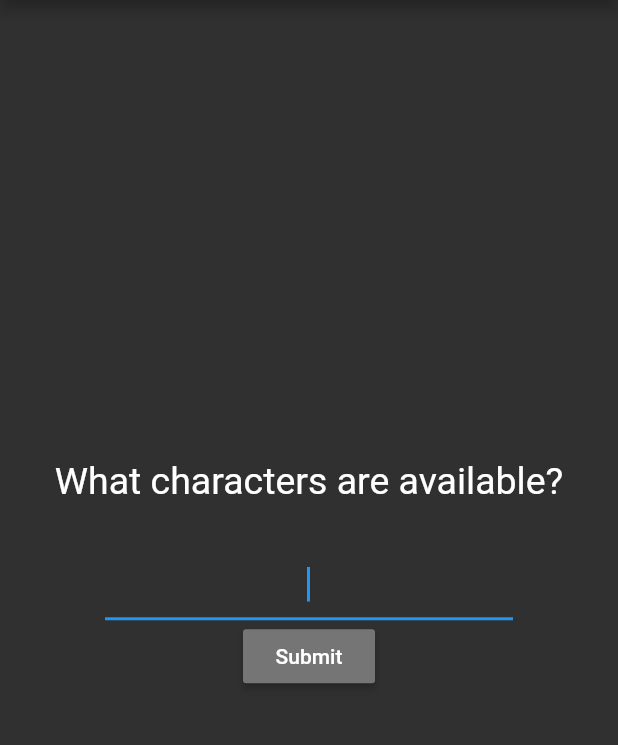
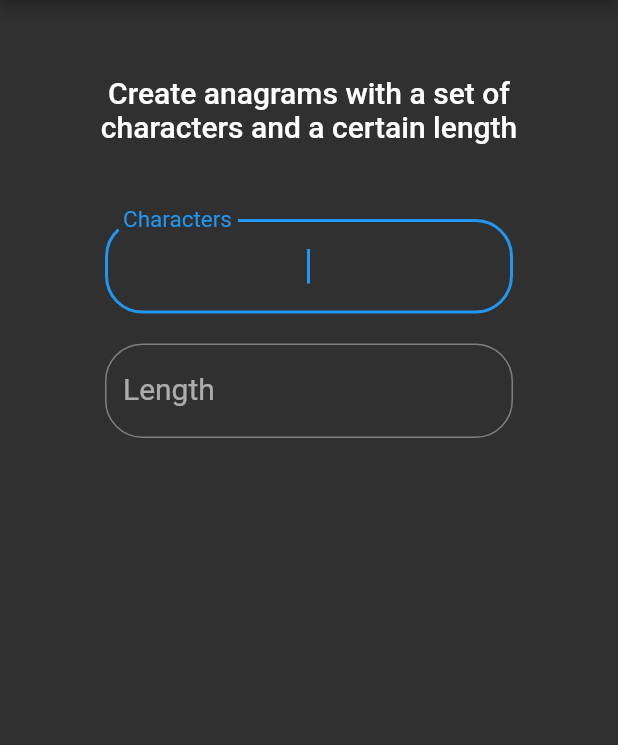
Before and after one commit to tevanc14/Anagrammatic, a Flutter app: the screen it shows after launch, on a phone screen of 412 x 824 dp, the part 84-829 px from its top. Run offline on Flutter 3.47's test engine with Material 2 defaults, Android fonts, the phone set to English and light mode, and no system bars.

Commit message:
0.9.0 - Combine input screens and change visuals

```diff
--- a/lib/anagrammatic_app.dart
+++ b/lib/anagrammatic_app.dart
@@ -1,4 +1,4 @@
-import 'package:anagrammatic/form/character_input.dart';
+import 'package:anagrammatic/form/inputs.dart';
 import 'package:flutter/material.dart';
 import 'package:flutter/services.dart';
 
@@ -10,7 +10,7 @@ class AnagrammaticApp extends StatelessWidget {
         brightness: Brightness.dark,
         primaryColor: Colors.blueGrey[600],
         accentColor: Colors.grey[600]),
-      home: CharacterInput(),
+      home: Inputs(),
     );
   }
 }
--- /dev/null
+++ b/lib/common/form_input_elements.dart
@@ -0,0 +1,17 @@
+import 'dart:ui';
+
+import 'package:flutter/material.dart';
+
+class FormInputElements {
+  FormInputElements._();
+
+  static TextStyle textStyle = TextStyle(
+    fontSize: 20.0,
+  );
+
+  static OutlineInputBorder inputBorder = OutlineInputBorder(
+    borderRadius: BorderRadius.circular(
+      25.0,
+    ),
+  );
+}
--- a/lib/form/character_input.dart
+++ /dev/null
@@ -1,105 +0,0 @@
-import 'package:anagrammatic/common/anagrammatic_app_bar.dart';
-import 'package:anagrammatic/form/length_input.dart';
-import 'package:flutter/material.dart';
-import 'package:flutter/services.dart';
-
-class CharacterInput extends StatefulWidget {
-  @override
-  State createState() {
-    return CharacterInputState();
-  }
-}
-
-class CharacterInputState extends State<CharacterInput> {
-  final textController = TextEditingController();
-
-  @override
-  void dispose() {
-    textController.dispose();
-    super.dispose();
-  }
-
-  @override
-  Widget build(BuildContext context) {
-    return Scaffold(
-        appBar: AnagrammaticAppBar.appBar,
-        body: Form(
-          child: Column(
-            mainAxisAlignment: MainAxisAlignment.center,
-            children: <Widget>[
-              Text(
-                'What characters are available?',
-                textAlign: TextAlign.center,
-                style: TextStyle(
-                  fontSize: 25.0,
-                ),
-              ),
-              Padding(
-                padding: const EdgeInsets.only(
-                  top: 30.0,
-                  left: 70.0,
-                  right: 70.0,
-                ),
-                child: TextField(
-                  autofocus: true,
-                  controller: textController,
-                  textAlign: TextAlign.center,
-                  maxLength: 20,
-                  maxLengthEnforced: true,
-                  decoration: InputDecoration(
-                    counterText: '',
-                  ),
-                  style: TextStyle(
-                    fontSize: 20.0,
-                  ),
-                  onChanged: (String text) {
-                    changeText();
-                  },
-                  onSubmitted: (String characters) {
-                    transferToLengthInput(context);
-                  },
-                ),
-              ),
-              RaisedButton(
-                child: const Text(
-                  'Submit',
-                ),
-                color: Theme.of(context).accentColor,
-                onPressed: () {
-                  transferToLengthInput(context);
-                },
-              )
-            ],
-          ),
-        ));
-  }
-
-  void transferToLengthInput(BuildContext context) {
-    Navigator.push(
-      context,
-      MaterialPageRoute(
-          builder: (context) => LengthInput(characters: textController.text)),
-    );
-  }
-
-  // DEBT: This is the approach taken as the TextInputFormatter
-  // is broken on ios
-  void changeText() {
-    String oldText = textController.text;
-    TextSelection oldSelection = textController.selection;
-
-    String newText = editText(oldText);
-    int lengthDifference = newText.length - oldText.length;
-    TextSelection newSelection = TextSelection(
-      baseOffset: oldSelection.baseOffset + lengthDifference,
-      extentOffset: oldSelection.baseOffset + lengthDifference,
-    );
-
-    textController.text = newText;
-    textController.selection = newSelection;
-  }
-
-  String editText(String text) {
-    return text.toUpperCase().replaceAll(RegExp(r'[^A-Z]'), '');
-  }
-}
--- /dev/null
+++ b/lib/form/inputs.dart
@@ -0,0 +1,128 @@
+import 'package:anagrammatic/common/anagrammatic_app_bar.dart';
+import 'package:anagrammatic/common/form_input_elements.dart';
+import 'package:anagrammatic/visualization/anagram_list.dart';
+import 'package:flutter/material.dart';
+
+class Inputs extends StatefulWidget {
+  @override
+  State createState() {
+    return InputsState();
+  }
+}
+
+class InputsState extends State<Inputs> {
+  final key = GlobalKey<FormState>();
+
+  final charactersTextController = TextEditingController();
+  final lengthTextController = TextEditingController();
+
+  final FocusNode lengthFocus = FocusNode();
+
+  @override
+  Widget build(BuildContext context) {
+    return Scaffold(
+      appBar: AnagrammaticAppBar.appBar,
+      body: Form(
+        key: key,
+        child: ListView(
+          children: <Widget>[
+            Column(
+              mainAxisAlignment: MainAxisAlignment.start,
+              children: <Widget>[
+                Padding(
+                  padding: const EdgeInsets.all(
+                    50.0,
+                  ),
+                  child: Text(
+                    'Create anagrams with a set of characters and a certain length',
+                    style: Theme.of(context).textTheme.title,
+                    textAlign: TextAlign.center,
+                  ),
+                ),
+                Padding(
+                  padding: const EdgeInsets.symmetric(
+                    horizontal: 70.0,
+                  ),
+                  child: TextFormField(
+                    controller: charactersTextController,
+                    autofocus: true,
+                    textAlign: TextAlign.center,
+                    maxLength: 20,
+                    style: FormInputElements.textStyle,
+                    decoration: InputDecoration(
+                      counterText: '',
+                      labelText: 'Characters',
+                      border: FormInputElements.inputBorder,
+                    ),
+                    textInputAction: TextInputAction.next,
+                    validator: (characters) {
+                      if (characters.contains(RegExp(r'[^a-zA-Z]'))) {
+                        return 'Must be only letters';
+                      }
+                    },
+                    onFieldSubmitted: (v) {
+                      FocusScope.of(context).requestFocus(lengthFocus);
+                    },
+                  ),
+                ),
+                Padding(
+                  padding: const EdgeInsets.only(
+                    top: 20.0,
+                  ),
+                ),
+                Padding(
+                  padding: const EdgeInsets.symmetric(
+                    horizontal: 70.0,
+                  ),
+                  child: TextFormField(
+                    controller: lengthTextController,
+                    focusNode: lengthFocus,
+                    textAlign: TextAlign.center,
+                    keyboardType: TextInputType.number,
+                    style: FormInputElements.textStyle,
+                    decoration: InputDecoration(
+                      labelText: 'Length',
+                      border: FormInputElements.inputBorder,
+                    ),
+                    validator: (length) {
+                      print(length);
+                      print(length.contains(RegExp(r'[^0-9]')));
+                      print(length.length);
+                      if (length.contains(RegExp(r'[^0-9]')) ||
+                          length.length <= 0) {
+                        return 'Must be a number';
+                      }
+                    },
+                    onFieldSubmitted: (value) {
+                      if (key.currentState.validate()) {
+                        transferToAnagramList(context);
+                      }
+                    },
+                  ),
+                ),
+              ],
+            ),
+          ],
+        ),
+      ),
+//      floatingActionButton: FloatingActionButton(
+//        onPressed: () => {},
+//        tooltip: 'Generate Anagrams',
+//        child: Icon(Icons.done),
+//        backgroundColor: Theme.of(context).primaryColor,
+//      ),
+    );
+  }
+
+  void transferToAnagramList(BuildContext context) {
+    Navigator.push(
+      context,
+      MaterialPageRoute(
+        builder: (context) => AnagramList(
+              characters: charactersTextController.text,
+              length: int.parse(lengthTextController.text),
+            ),
+      ),
+    );
+  }
+}
--- a/lib/main.dart
+++ b/lib/main.dart
@@ -5,6 +5,4 @@ void main() => runApp(AnagrammaticApp());
 
 // card size when anagram size is small
 // make colors not ugly (gradient background?)
-// Main app be InheritedWidget and hold all state in there?
-// Make input texts plain with a helper icon and intro screen?
 // splashscreen (https://flutter.io/docs/development/ui/assets-and-images)
--- a/lib/service/anagram_generator.dart
+++ b/lib/service/anagram_generator.dart
@@ -25,9 +25,11 @@ bool containsCharacters(String word, String characters, int length) {
 Future<List<Anagram>> generateAnagrams(String characters, int length) async {
   String data = await loadWords();
   List<String> words = data.split('\n');
+
+  String uppercaseCharacters = characters.toUpperCase();
   List<Anagram> anagramList = List();
   for (String word in words) {
-    if (containsCharacters(word, characters, length)) {
+    if (containsCharacters(word, uppercaseCharacters, length)) {
       Anagram anagram = Anagram(word: word);
       anagramList.add(anagram);
     }
```
Also changed, not shown: lib/form/length_input.dart (deleted, +0 -120 lines).
